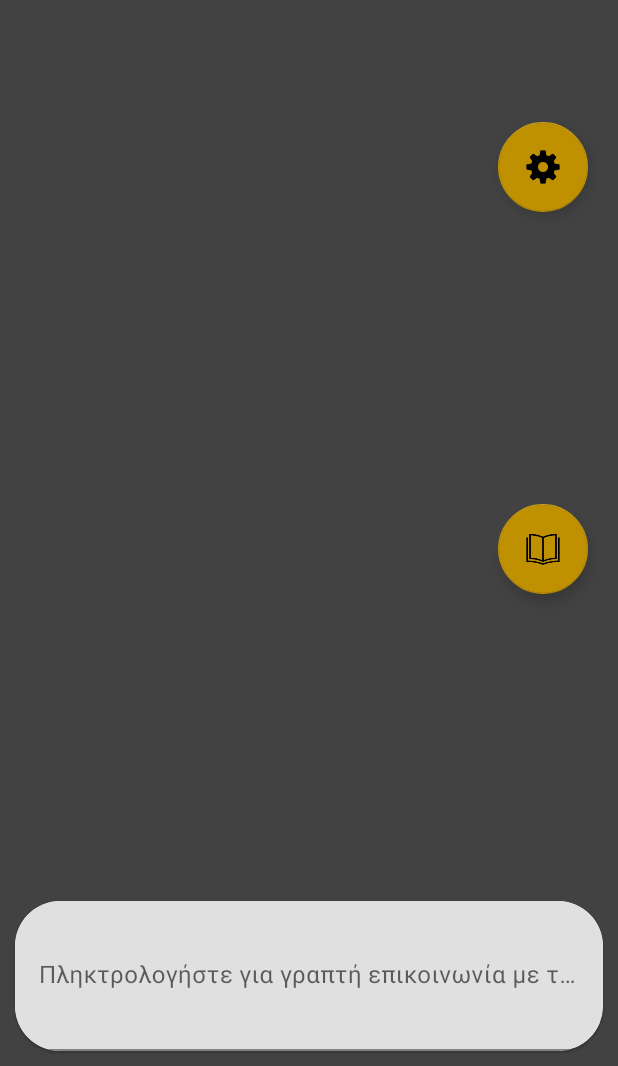
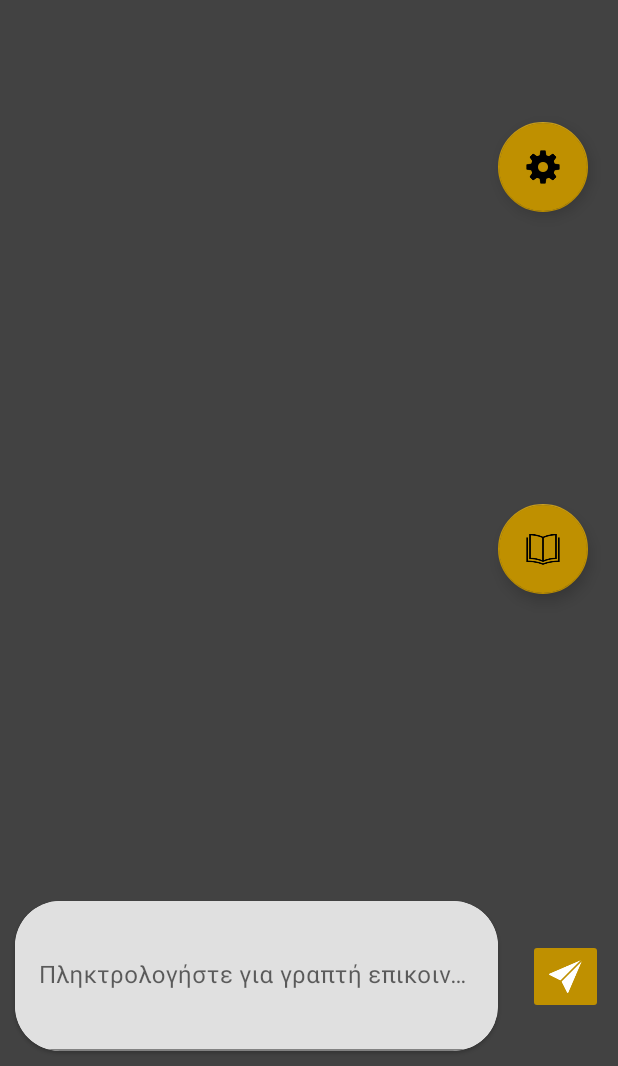
Before and after one commit to Karageorgiou/GaioPepper, an Android app: the layout activity_main.xml on its own in the app's theme, with its tools: preview values and no code run, on a phone screen of 412 x 824 dp, the part 170-1236 px from its top. Run offline under Robolectric (Android 15) with nearby library versions, the phone set to English and light mode, and no system bars.

Commit message:
intermediate save (making messaging service)

```diff
--- a/app/src/main/res/layout/activity_main.xml
+++ b/app/src/main/res/layout/activity_main.xml
@@ -75,8 +75,6 @@
                 app:layout_constraintBottom_toBottomOf="parent">
 
 
-
-
             </androidx.recyclerview.widget.RecyclerView>
 
 
@@ -101,7 +99,7 @@
             app:cardCornerRadius="30dp"
             app:layout_constraintBottom_toBottomOf="parent"
             app:layout_constraintLeft_toLeftOf="parent"
-            app:layout_constraintRight_toRightOf="parent"
+            app:layout_constraintRight_toLeftOf="@id/btn_send"
             app:layout_constraintTop_toTopOf="parent">
 
             <com.google.android.material.textfield.TextInputLayout
@@ -124,22 +122,24 @@
                     app:endIconMode="clear_text" />
 
             </com.google.android.material.textfield.TextInputLayout>
+        </com.google.android.material.card.MaterialCardView>
 
 
-            <!--
+
         <ImageButton
-                            android:id="@+id/send_msg_btn"
+            android:id="@+id/btn_send"
             android:layout_width="50dp"
             android:layout_height="50dp"
-                            android:layout_gravity="end|center_vertical"
             android:layout_marginHorizontal="10dp"
             android:backgroundTint="@color/logo_yellow"
             android:contentDescription="Send message to Pepper"
             android:scaleType="fitCenter"
             android:src="@drawable/icons8_sent_100"
-                            app:tint="@color/white" />-->
-
-        </com.google.android.material.card.MaterialCardView>
+            app:tint="@color/white"
+            app:layout_constraintLeft_toRightOf="@id/CardViewHumanInput"
+            app:layout_constraintRight_toRightOf="parent"
+            app:layout_constraintTop_toTopOf="parent"
+            app:layout_constraintBottom_toBottomOf="parent"/>
 
 
     </androidx.constraintlayout.widget.ConstraintLayout>
--- a/app/src/main/res/layout/message_item_view.xml
+++ b/app/src/main/res/layout/message_item_view.xml
@@ -9,8 +9,9 @@
         android:layout_width="wrap_content"
         android:layout_height="wrap_content"
         android:layout_marginHorizontal="10dp"
-        android:src="@drawable/icons8_user_100"
-        app:tint="@color/white" />
+        android:src="@drawable/icons8_user_100"        />
+
+    <!--app:tint="@color/white"-->
 
     <androidx.cardview.widget.CardView
         android:id="@+id/card_user_message"
```
Also changed, not shown: app/src/main/java/gr/ntua/metal/gaiopepper/activities/MainActivity.java (+16 -3 lines). Lines whose indentation alone changed are shown as unchanged.
